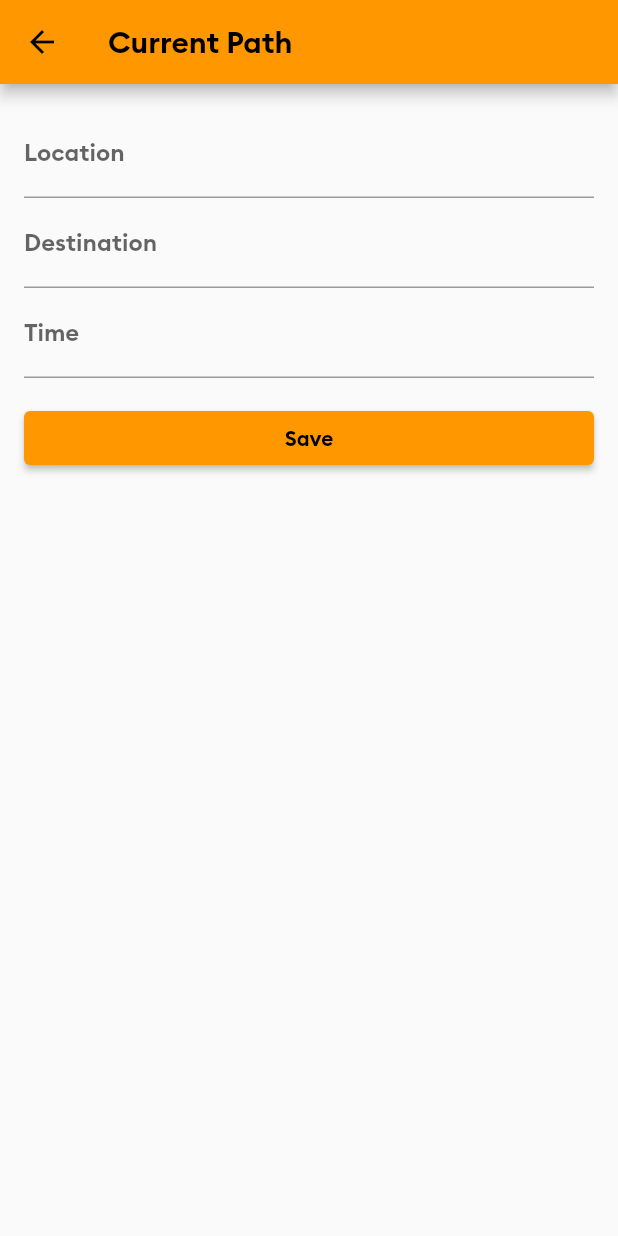
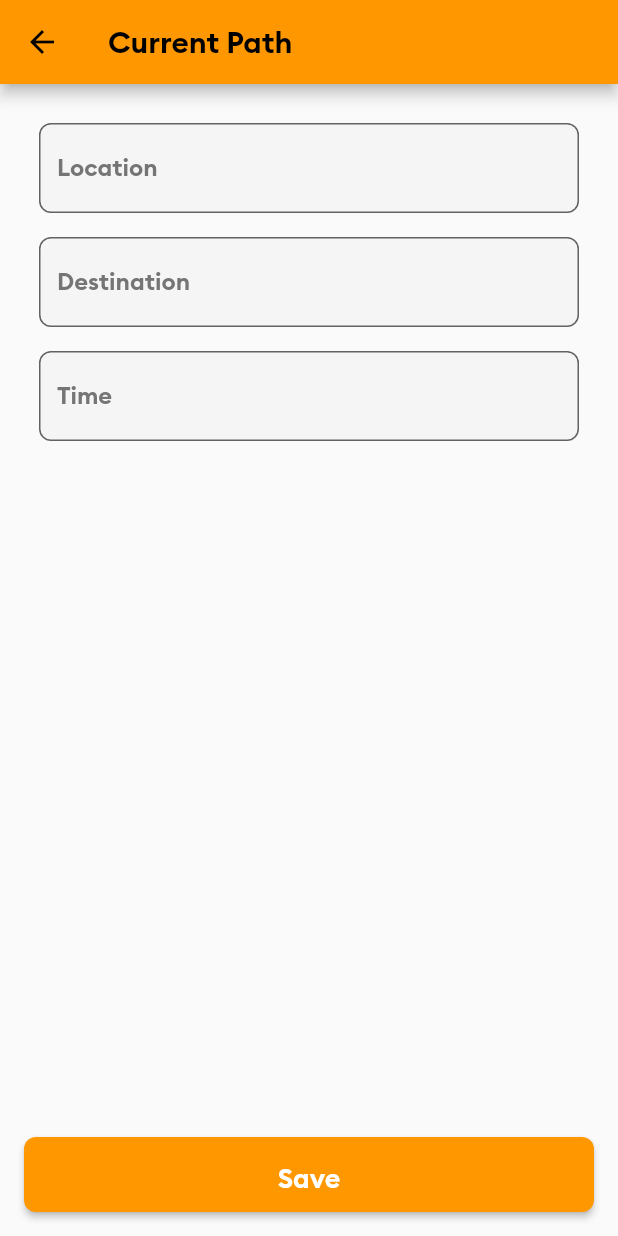
Before and after one commit to soumeshmohanty0220/helpcar, a Flutter app: the HelperHomePage screen opened directly, after a tap on "Add Path", on a phone screen of 412 x 824 dp. Run offline on Flutter 3.47's test engine with Material 2 defaults, Android fonts, the phone set to English and light mode, and no system bars; our stand-ins replace animated_text_kit, firebase_auth, firebase_core, firebase_database, fluttertoast, geolocator and 3 more; missing offline and left inert: dart:ffi, flutter_polyline_points; accounts and stored records are empty.

Commit message:
minor helper screens Ui

```diff
--- a/lib/Allscreens/HelperScreens/helperHomePage.dart
+++ b/lib/Allscreens/HelperScreens/helperHomePage.dart
@@ -49,13 +49,6 @@ class _HelperHomePageState extends State<HelperHomePage> {
                 ),
               ],
             ),
-            Row(
-              mainAxisAlignment: MainAxisAlignment.spaceEvenly,
-              children: [
-                _buildButton("Current Path", 0),
-                _buildButton("Previous Paths", 1),
-              ],
-            ),
           ],
         ),
       ),
@@ -65,7 +58,10 @@ class _HelperHomePageState extends State<HelperHomePage> {
           crossAxisAlignment: CrossAxisAlignment.center,
           mainAxisAlignment: MainAxisAlignment.spaceBetween,
           children: [
-            Expanded(child: _buildBody(_selectedButtonIndex)),
+            Padding(
+              padding: const EdgeInsets.all(20.0),
+              child: helperCurrentPath(),
+            ),
             SizedBox(
               width: double.infinity,
               height: 50,
@@ -98,50 +94,4 @@ class _HelperHomePageState extends State<HelperHomePage> {
       ),
     );
   }
-
-
-  Widget _buildButton(String label, int index) {
-    final isSelected = _selectedButtonIndex == index;
-    return GestureDetector(
-      onTap: () {
-        setState(() {
-          _selectedButtonIndex = index;
-        });
-      },
-      child: Container(
-        padding: EdgeInsets.symmetric(vertical: 15.0, horizontal: 0.0),
-        decoration: BoxDecoration(
-          color: Colors.transparent,
-          // border: Border.all(
-          //   color: isSelected ? Colors.white : Colors.transparent,
-          //   width: 2,
-          // ),
-          borderRadius: BorderRadius.circular(2),
-        ),
-        child: Text(
-          label,
-          style: TextStyle(
-            fontWeight: isSelected ? FontWeight.w800 : FontWeight.normal,
-            fontSize: 18,
-            color: Colors.black,
-          ),
-        ),
-      ),
-    );
-  }
-
-  Widget _buildBody(int index) {
-    final isSelected = _selectedButtonIndex == 0;
-    if (isSelected) {
-      // return Text(
-      //   "No Current Active Path",
-      //   style: TextStyle(
-      //     fontSize: 15,
-      //   ),
-      // );
-      return helperCurrentPath();
-    } else {
-      return helperPreviousPath();
-    }
-  }
 }
--- a/lib/Allscreens/HelperScreens/helpersearchscreen.dart
+++ b/lib/Allscreens/HelperScreens/helpersearchscreen.dart
@@ -60,14 +60,32 @@ class _CurrentPathPageState extends State<CurrentPathPage> {
       ),
       body: Padding(
         padding: const EdgeInsets.all(16.0),
-        child: Form(
-          key: _formKey,
         child: Column(
-            crossAxisAlignment: CrossAxisAlignment.start,
+          mainAxisAlignment: MainAxisAlignment.spaceBetween,
+          children: [
+            Padding(
+              padding: const EdgeInsets.all(10.0),
+              child: Column(
                 children: [
                   TextFormField(
                     controller: _locationController,
-                decoration: const InputDecoration(labelText: 'Location'),
+                    decoration: InputDecoration(
+                      labelText: 'Location',
+                      labelStyle: TextStyle(
+                        color: Colors.grey[600],
+                      ),
+                      border: OutlineInputBorder(
+                        borderRadius: BorderRadius.circular(8.0),
+                        borderSide: BorderSide(color: Colors.grey[300]!),
+                      ),
+                      focusedBorder: OutlineInputBorder(
+                        borderRadius: BorderRadius.circular(8.0),
+                        borderSide:
+                            BorderSide(color: Theme.of(context).primaryColor),
+                      ),
+                      filled: true,
+                      fillColor: Colors.grey[100],
+                    ),
                     validator: (value) {
                       if (value == null || value.isEmpty) {
                         return 'Please enter location';
@@ -75,10 +93,26 @@ class _CurrentPathPageState extends State<CurrentPathPage> {
                       return null;
                     },
                   ),
+                  SizedBox(height: 16.0),
                   TextFormField(
                     controller: _destinationController,
-                decoration:
-                    const InputDecoration(labelText: 'Destination'),
+                    decoration: InputDecoration(
+                      labelText: 'Destination',
+                      labelStyle: TextStyle(
+                        color: Colors.grey[600],
+                      ),
+                      border: OutlineInputBorder(
+                        borderRadius: BorderRadius.circular(8.0),
+                        borderSide: BorderSide(color: Colors.grey[300]!),
+                      ),
+                      focusedBorder: OutlineInputBorder(
+                        borderRadius: BorderRadius.circular(8.0),
+                        borderSide:
+                            BorderSide(color: Theme.of(context).primaryColor),
+                      ),
+                      filled: true,
+                      fillColor: Colors.grey[100],
+                    ),
                     validator: (value) {
                       if (value == null || value.isEmpty) {
                         return 'Please enter destination';
@@ -86,9 +120,26 @@ class _CurrentPathPageState extends State<CurrentPathPage> {
                       return null;
                     },
                   ),
+                  SizedBox(height: 16.0),
                   TextFormField(
                     controller: _timeController,
-                decoration: const InputDecoration(labelText: 'Time'),
+                    decoration: InputDecoration(
+                      labelText: 'Time',
+                      labelStyle: TextStyle(
+                        color: Colors.grey[600],
+                      ),
+                      border: OutlineInputBorder(
+                        borderRadius: BorderRadius.circular(8.0),
+                        borderSide: BorderSide(color: Colors.grey[300]!),
+                      ),
+                      focusedBorder: OutlineInputBorder(
+                        borderRadius: BorderRadius.circular(8.0),
+                        borderSide:
+                            BorderSide(color: Theme.of(context).primaryColor),
+                      ),
+                      filled: true,
+                      fillColor: Colors.grey[100],
+                    ),
                     validator: (value) {
                       if (value == null || value.isEmpty) {
                         return 'Please enter time';
@@ -96,18 +147,34 @@ class _CurrentPathPageState extends State<CurrentPathPage> {
                       return null;
                     },
                   ),
-              const SizedBox(height: 16.0),
+                ],
+              ),
+            ),
             SizedBox(
               width: double.infinity,
+              height: 50.0,
               child: ElevatedButton(
                 onPressed: _saveCurrentPath,
-                  child: const Text('Save'),
+                style: ElevatedButton.styleFrom(
+                  shape: RoundedRectangleBorder(
+                    borderRadius: BorderRadius.circular(8.0),
+                  ),
+                  padding: const EdgeInsets.symmetric(vertical: 16.0),
+                  primary: Theme.of(context).primaryColor,
+                ),
+                child: Text(
+                  'Save',
+                  style: TextStyle(
+                    color: Colors.white,
+                    fontSize: 18.0,
+                    fontWeight: FontWeight.bold,
+                  ),
+                ),
               ),
             ),
           ],
         ),
       ),
-      ),
     );
   }
 }
```
Lines whose indentation alone changed are shown as unchanged.
